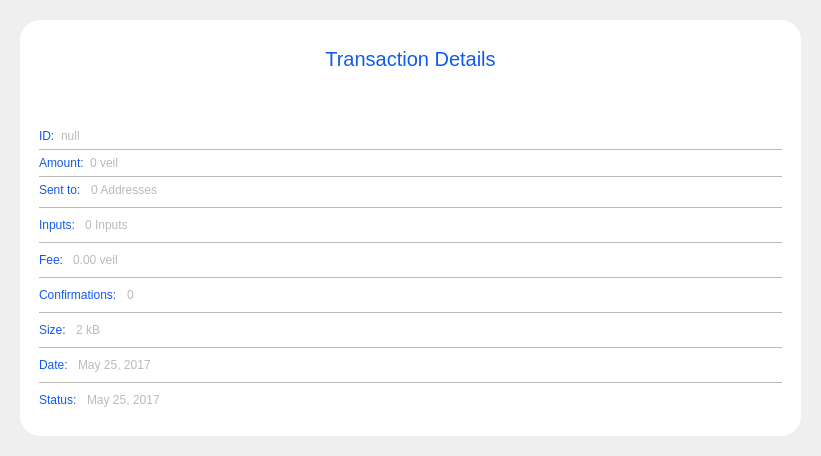
Before: the Qt Designer form src/qt/veil/forms/transactiondetaildialog.ui in Veil-Project/veil, drawn with Qt 5.
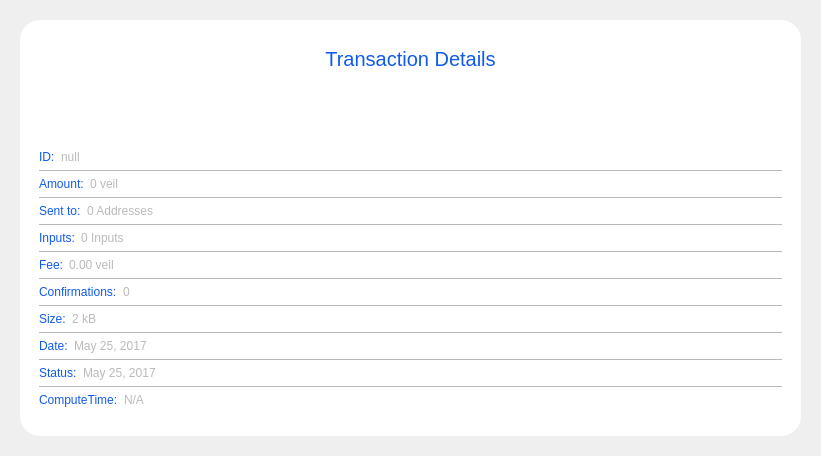
After: the same form once the commit is applied. Icons and pictures are not drawn.

Commit message: Add Transaction Compute Time

Diff of the .ui file:
```diff
--- a/src/qt/veil/forms/transactiondetaildialog.ui
+++ b/src/qt/veil/forms/transactiondetaildialog.ui
@@ -256,7 +256,7 @@
                                 </property>
                                 <layout class="QVBoxLayout" name="verticalLayout_2" stretch="0,0,0,0,0,0,0,0,0,0,0">
                                     <property name="spacing">
-                                        <number>10</number>
+                                        <number>6</number>
                                     </property>
                                     <property name="leftMargin">
                                         <number>0</number>
@@ -533,7 +533,7 @@
                                         </layout>
                                     </item>
                                     <item>
-                                        <widget class="QLabel" name="label_24">
+                                        <widget class="QLabel" name="label_23">
                                             <property name="maximumSize">
                                                 <size>
                                                     <width>16777215</width>
@@ -592,7 +592,7 @@
                                         </widget>
                                     </item>
                                     <item>
-                                        <layout class="QHBoxLayout" name="horizontalLayout_5" stretch="0,1">
+                                        <layout class="QHBoxLayout" name="horizontalLayout_1" stretch="0,1">
                                             <item>
                                                 <widget class="QLabel" name="labelStatus">
                                                     <property name="maximumSize">
@@ -618,6 +618,49 @@
                                             </item>
                                         </layout>
                                     </item>
+                                    <item>
+                                        <widget class="QLabel" name="label_26">
+                                            <property name="maximumSize">
+                                                <size>
+                                                    <width>16777215</width>
+                                                    <height>1</height>
+                                                </size>
+                                            </property>
+                                            <property name="styleSheet">
+                                                <string notr="true">background-color:#bababa;</string>
+                                            </property>
+                                            <property name="text">
+                                                <string/>
+                                            </property>
+                                        </widget>
+                                    </item>
+                                    <item>
+                                        <layout class="QHBoxLayout" name="horizontalLayout_3" stretch="0,1">
+                                            <item>
+                                                <widget class="QLabel" name="labelComputeTime">
+                                                    <property name="maximumSize">
+                                                        <size>
+                                                            <width>16777215</width>
+                                                            <height>16777215</height>
+                                                        </size>
+                                                    </property>
+                                                    <property name="styleSheet">
+                                                        <string notr="true">color:#105aef;</string>
+                                                    </property>
+                                                    <property name="text">
+                                                        <string>ComputeTime:</string>
+                                                    </property>
+                                                </widget>
+                                            </item>
+                                            <item>
+                                                <widget class="QLabel" name="textComputeTime">
+                                                    <property name="text">
+                                                        <string>N/A</string>
+                                                    </property>
+                                                </widget>
+                                            </item>
+                                        </layout>
+                                    </item>
                                 </layout>
                             </widget>
                         </item>
```
The commit also changes 13 other files.
